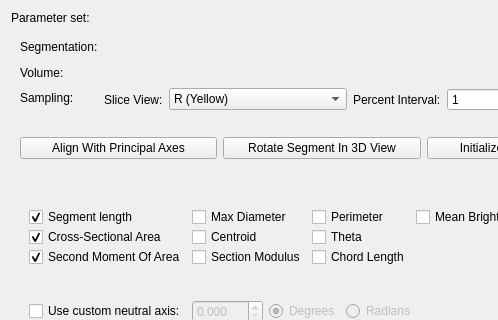
Above: SegmentGeometry/Resources/UI/SegmentGeometry.ui from jmhuie/SlicerBiomech before the change; both pictures show x 0 to 498 and y 0 to 320 of the 644 by 1253 pixel window. Below: the same form after it.
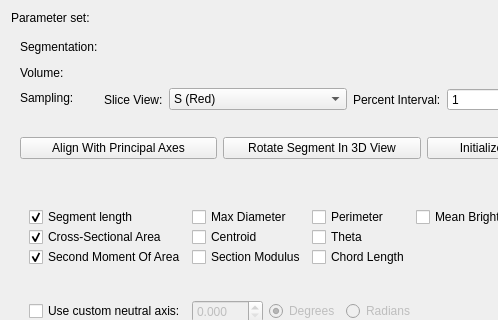
That is the form after the change. Custom widgets are drawn as their Qt base class.

Patch:
```diff
--- a/SegmentGeometry/Resources/UI/SegmentGeometry.ui
+++ b/SegmentGeometry/Resources/UI/SegmentGeometry.ui
@@ -165,6 +165,9 @@
              <verstretch>0</verstretch>
             </sizepolicy>
            </property>
+           <property name="currentIndex">
+            <number>2</number>
+           </property>
            <item>
             <property name="text">
              <string>R (Yellow)</string>
```
